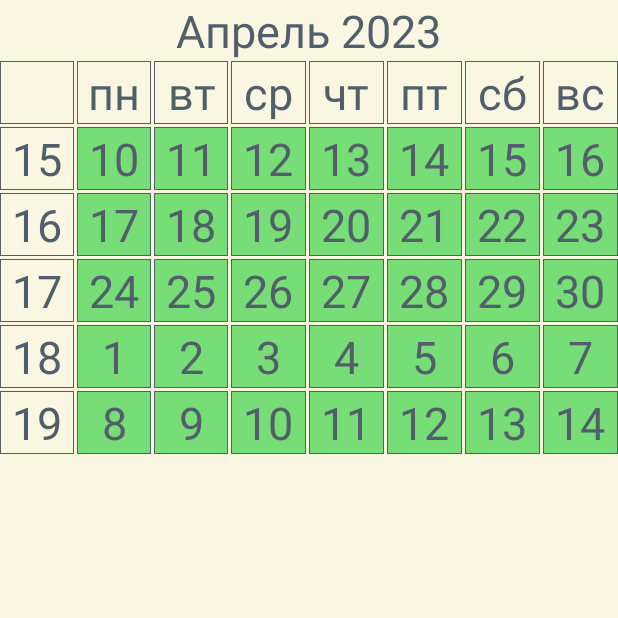
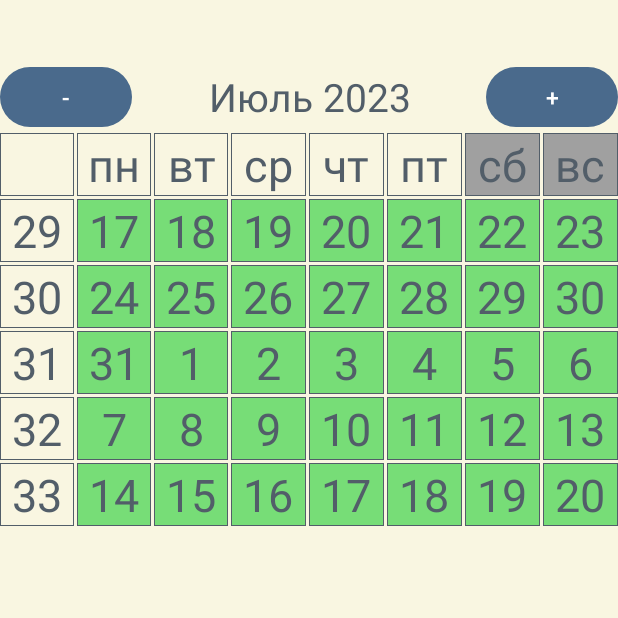
Before and after one commit to EnoughSem/Calendar, an Android app: the StudioCalendar screen opened directly, with no data from a screen before it, on a phone screen of 412 x 824 dp, the top half of it. Run offline under Robolectric (Android 15) with nearby library versions, the light colour scheme and no system bars; 3 statements that could not run were skipped.

Commit message:
выфыв

```diff
--- a/app/src/main/java/com/example/calendarapp/StudioCalendar.kt
+++ b/app/src/main/java/com/example/calendarapp/StudioCalendar.kt
@@ -5,6 +5,7 @@ import android.graphics.Color
 import android.os.Build
 import androidx.appcompat.app.AppCompatActivity
 import android.os.Bundle
+import android.widget.Button
 import android.widget.TextView
 import androidx.annotation.RequiresApi
 import com.google.gson.Gson
@@ -15,15 +16,17 @@ import kotlinx.coroutines.CoroutineScope
 import kotlinx.coroutines.Dispatchers
 import kotlinx.coroutines.launch
 import kotlinx.coroutines.withContext
+import org.w3c.dom.Text
 import java.time.LocalDate
-import java.util.Calendar
+import java.time.temporal.ChronoField
 import java.util.concurrent.TimeUnit
 
 
 class StudioCalendar : AppCompatActivity() {
 
     companion object {
-        const val STUDIO = "Studio_id"
+        const val STUDIO_ID = "Studio_id"
+        const val STUDIO_NAME = "Studio_name"
     }
 
     private lateinit var day1: TextView
@@ -65,19 +68,39 @@ class StudioCalendar : AppCompatActivity() {
     private lateinit var startDate: String
     private lateinit var endDate: String
     private lateinit var startMonth: LocalDate
+    private lateinit var today: LocalDate
 
     @RequiresApi(Build.VERSION_CODES.O)
     override fun onCreate(savedInstanceState: Bundle?) {
         super.onCreate(savedInstanceState)
         setContentView(R.layout.activity_studio_calendar)
+        today = LocalDate.now()
+        createCalendar()
+
+        val nameTV = findViewById<TextView>(R.id.name)
+        nameTV.text = intent.getStringExtra(STUDIO_NAME)
+
         setCalendar()
         getDate()
+
+        val buttonMinusMonth = findViewById<Button>(R.id.minusMonth)
+        buttonMinusMonth.setOnClickListener {
+            today = today.minusMonths(1)
+            setCalendar()
+            getDate()
+        }
+
+        val buttonPlusMonth = findViewById<Button>(R.id.plusMonth)
+        buttonPlusMonth.setOnClickListener {
+            today = today.plusMonths(1)
+            setCalendar()
+            getDate()
+        }
     }
 
 
     @RequiresApi(Build.VERSION_CODES.O)
-    private fun setCalendar() {
-
+    private fun createCalendar(){
         day1 = findViewById(R.id.TV1)
         day1.setOnClickListener {
             openTaskOfDayActivity(0)
@@ -256,31 +279,33 @@ class StudioCalendar : AppCompatActivity() {
             day34,
             day35
         )
+    }
+    @RequiresApi(Build.VERSION_CODES.O)
+    private fun setCalendar() {
 
-        val calendar = Calendar.getInstance()
-        val today = LocalDate.of(2023, 4, 12)
         startMonth = today.minusDays((today.dayOfWeek.value - 1).toLong())
-        startDate = startMonth.dayOfMonth.toString() + "-"+ startMonth.monthValue + "-"+ startMonth.year.toString()
+        startDate =
+            startMonth.dayOfMonth.toString() + "-" + startMonth.monthValue + "-" + startMonth.year.toString()
         val end = startMonth.plusDays(34)
-        endDate = end.dayOfMonth.toString() + "-"+ end.monthValue + "-"+ end.year.toString()
+        endDate = end.dayOfMonth.toString() + "-" + end.monthValue + "-" + end.year.toString()
         day1.text = startMonth.dayOfMonth.toString()
         for (i in 1 until calendarArray.size) {
             calendarArray[i].text = startMonth.plusDays(i.toLong()).dayOfMonth.toString()
         }
+
         val week1 = findViewById<TextView>(R.id.Week1)
         val week2 = findViewById<TextView>(R.id.Week2)
         val week3 = findViewById<TextView>(R.id.Week3)
         val week4 = findViewById<TextView>(R.id.Week4)
         val week5 = findViewById<TextView>(R.id.Week5)
-        val array : Array<TextView> = arrayOf(week1,week2,week3,week4,week5)
+        val array: Array<TextView> = arrayOf(week1, week2, week3, week4, week5)
 
-        calendar.set(today.year,today.monthValue,today.dayOfMonth)
-        val weekOfYear = calendar.get(Calendar.WEEK_OF_YEAR)-4
-        for(i in 0 until array.size)
-            array[i].text = (weekOfYear+i).toString()
+        val weekOfYear = today.get(ChronoField.ALIGNED_WEEK_OF_YEAR)
+        for (i in array.indices)
+            array[i].text = (weekOfYear + i).toString()
 
         val dateTV = findViewById<TextView>(R.id.DateTV)
-        when(today.monthValue){
+        when (today.monthValue) {
             1 -> dateTV.text = "Январь " + today.year.toString()
             2 -> dateTV.text = "Февраль " + today.year.toString()
             3 -> dateTV.text = "Март " + today.year.toString()
@@ -294,13 +319,19 @@ class StudioCalendar : AppCompatActivity() {
             11 -> dateTV.text = "Ноябрь " + today.year.toString()
             12 -> dateTV.text = "Декабрь " + today.year.toString()
         }
+
+        val green = Color.rgb(119, 221, 119)
+        calendarArray.forEach {textView ->
+            textView.setBackgroundColor(green)
+        }
     }
 
     @RequiresApi(Build.VERSION_CODES.O)
     private fun getDate() {
         CoroutineScope(Dispatchers.Default).launch {
-            val studioId = intent.getStringExtra(STUDIO)
-            val url = "https://www.mamont-server.ru:8888/api/check_studio/$studioId/$startDate/$endDate"
+            val studioId = intent.getStringExtra(STUDIO_ID)
+            val url =
+                "https://www.mamont-server.ru:8888/api/check_studio/$studioId/$startDate/$endDate"
             HttpClient().use { client ->
                 val dataString = client.get<String>(url)
                 val typeToken = object : TypeToken<ArrayList<StudiosJson>>() {}.type
@@ -313,42 +344,59 @@ class StudioCalendar : AppCompatActivity() {
     }
 
     @RequiresApi(Build.VERSION_CODES.O)
-    private fun calendarSchedule(studiosDateArray: ArrayList<StudiosJson>){
-        val red = Color.rgb(232,91,93)
-        val yellow = Color.rgb(	255,	228,136)
-        val blue = Color.rgb(		102,	217,255)
-        val today = LocalDate.of(2023, 4, 12)
-        studiosDateArray.forEach{date ->
-            for (i in calendarArray.indices){
+    private fun calendarSchedule(studiosDateArray: ArrayList<StudiosJson>) {
+        val red = Color.rgb(232, 91, 93)
+        val yellow = Color.rgb(255, 228, 136)
+        val blue = Color.rgb(102, 217, 255)
+
+        studiosDateArray.forEach { date ->
+            for (i in calendarArray.indices) {
                 @Suppress("DEPRECATION")
-                if (calendarArray[i].text ==  date.date_start.date.toString()){
+                if (calendarArray[i].text == date.date_start.date.toString()) {
                     if (date.date_start.hours == 0 && date.date_start.minutes == 0)
                         calendarArray[i].setBackgroundColor(red)
                     else
                         calendarArray[i].setBackgroundColor(yellow)
-                    val diff = TimeUnit.MILLISECONDS.toDays(date.date_end.time - date.date_start.time).toInt()
-                    if (i+diff <  calendarArray.size-1) {
-                        for (j in 1 .. diff)
-                            calendarArray[i+j].setBackgroundColor(red)
-                        calendarArray[i+diff].setBackgroundColor(yellow)
-                    }
-                    else{
-                        for (j in i until calendarArray.size)
+                    val diff =
+                        TimeUnit.MILLISECONDS.toDays(date.date_end.time - date.date_start.time)
+                            .toInt()
+                    if (i + diff < calendarArray.size - 1) {
+                        for (j in 1..diff)
+                            calendarArray[i + j].setBackgroundColor(red)
+                        calendarArray[i + diff].setBackgroundColor(yellow)
+                    } else {
+                        for (j in i+1 until calendarArray.size)
                             calendarArray[j].setBackgroundColor(red)
                     }
                     break
                 }
+                @Suppress("DEPRECATION")
+                if (date.date_end.month == today.monthValue-1) {
+                    if (calendarArray[i].text == date.date_end.date.toString()) {
+                        calendarArray[i].setBackgroundColor(yellow)
+                        if (i != 0) {
+                            var j = i
+                            do {
+                                j--
+                                calendarArray[j].setBackgroundColor(red)
+                            } while (j != 0)
+                        }
+                        break
+                    }
+                }
             }
         }
-        calendarArray[today.dayOfWeek.value - 1].setBackgroundColor(blue)
+        if (today == LocalDate.now())
+            calendarArray[today.dayOfWeek.value - 1].setBackgroundColor(blue)
     }
 
     @RequiresApi(Build.VERSION_CODES.O)
-    private fun openTaskOfDayActivity(day:Int){
-        val studioId = intent.getStringExtra(STUDIO)
+    private fun openTaskOfDayActivity(day: Int) {
+        val studioId = intent.getStringExtra(STUDIO_ID)
         val intent = Intent(this, TaskOfDayStudioActivity::class.java)
         val date = startMonth.plusDays(day.toLong())
-        val dateStr = date.dayOfMonth.toString() + "-"+ date.monthValue + "-"+ date.year.toString()
+        val dateStr =
+            date.dayOfMonth.toString() + "-" + date.monthValue + "-" + date.year.toString()
         intent.putExtra(TaskOfDayStudioActivity.DATE, dateStr)
         intent.putExtra(TaskOfDayStudioActivity.STUDIO, studioId)
         startActivity(intent)
--- a/app/src/main/res/layout/activity_studio_calendar.xml
+++ b/app/src/main/res/layout/activity_studio_calendar.xml
@@ -14,19 +14,48 @@
         app:layout_constraintEnd_toEndOf="parent"
         app:layout_constraintStart_toStartOf="parent"
         app:layout_constraintTop_toTopOf="parent">
+        <LinearLayout
+            android:layout_width="match_parent"
+            android:layout_height="wrap_content"
+            android:gravity="center">
+
+            <TextView
+                android:id="@+id/name"
+                android:layout_width="wrap_content"
+                android:layout_height="wrap_content"
+                android:text="Item"
+                android:gravity="center"
+                android:textSize="30sp"/>
+        </LinearLayout>
 
         <LinearLayout
             android:layout_width="match_parent"
             android:layout_height="wrap_content"
             android:gravity="center">
 
+            <Button
+                android:id="@+id/minusMonth"
+                android:layout_width="wrap_content"
+                android:layout_height="wrap_content"
+                android:textSize="15dp"
+                android:text="-"/>
+
             <TextView
                 android:id="@+id/DateTV"
                 android:layout_width="wrap_content"
                 android:layout_height="wrap_content"
+                android:gravity="center"
                 android:text="DATE"
-                android:textSize="30dp"
+                android:textSize="26dp"
+                android:layout_weight="1"
                 android:textColor="@color/black"/>
+
+            <Button
+                android:id="@+id/plusMonth"
+                android:layout_width="wrap_content"
+                android:layout_height="wrap_content"
+                android:textSize="15dp"
+                android:text="+"/>
         </LinearLayout>
         <LinearLayout
             android:layout_width="match_parent"
@@ -166,6 +195,7 @@
                     android:text="сб"
                     android:textAlignment="center"
                     android:textColor="@color/black"
+                    android:background="#a0a0a0"
                     android:textSize="30dp" />
             </LinearLayout>
 
@@ -184,6 +214,7 @@
                     android:layout_height="match_parent"
                     android:layout_weight="1"
                     android:text="вс"
+                    android:background="#a0a0a0"
                     android:textAlignment="center"
                     android:textColor="@color/black"
                     android:textSize="30dp" />
```
Also changed, not shown: app/src/main/java/com/example/calendarapp/EquipmentCalendar.kt (+67 -27 lines), app/src/main/java/com/example/calendarapp/EquipmentsListActivity.kt (+4 -3 lines), app/src/main/java/com/example/calendarapp/StudiosListActivity.kt (+4 -3 lines), app/src/main/res/layout/activity_equipment_calendar.xml (+32 -1 lines).
